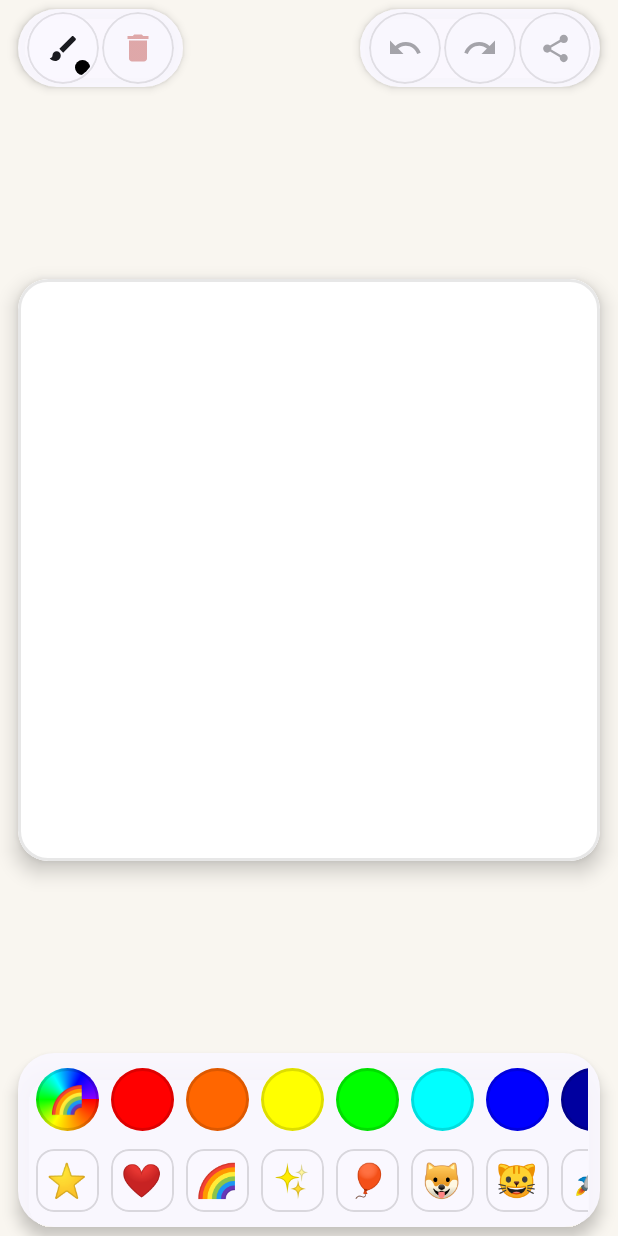
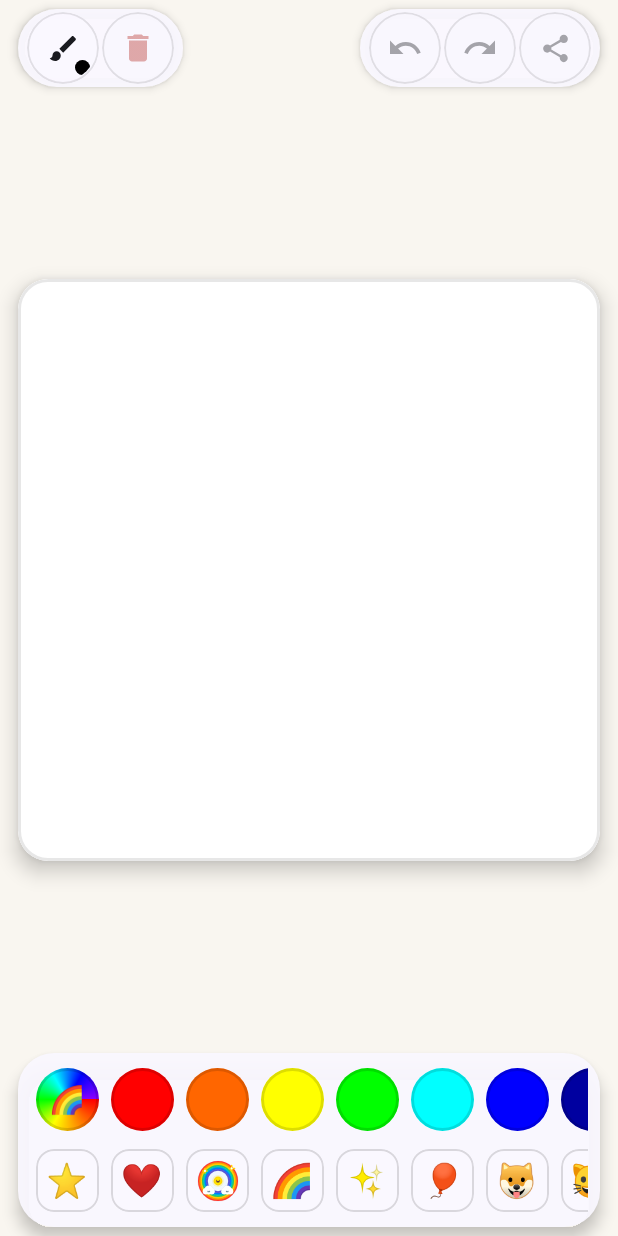
Before and after one commit to mauicoder/kidsboard, an Android app built with Jetpack Compose: the screen it shows after launch (MainActivity), on a phone screen of 412 x 824 dp. Run offline under Robolectric (Android 15) with nearby library versions, the phone set to English and light mode, and no system bars.

Commit message:
feat: Add full 360-degree rainbow sticker with smiling sun and puffy clouds

```diff
--- a/app/src/main/java/net/maui/kidsboard/model/Stamp.kt
+++ b/app/src/main/java/net/maui/kidsboard/model/Stamp.kt
@@ -9,10 +9,12 @@ data class StampCategory(
 )
 
 object StampRepository {
+    const val FULL_RAINBOW: String = "FULL_RAINBOW"
+
     val categories: List<StampCategory> = listOf(
         StampCategory(
             title = "Favorites ⭐",
-            stamps = listOf("⭐", "❤️", "🌈", "✨", "🎈", "👑")
+            stamps = listOf("⭐", "❤️", FULL_RAINBOW, "🌈", "✨", "🎈", "👑")
         ),
         StampCategory(
             title = "Animals 🐾",
@@ -20,7 +22,7 @@ object StampRepository {
         ),
         StampCategory(
             title = "Fun & Treats 🍦",
-            stamps = listOf("🌸", "☀️", "🌙", "🍀", "🦋", "🍦", "🍕", "🍎")
+            stamps = listOf(FULL_RAINBOW, "🌸", "☀️", "🌙", "🍀", "🦋", "🍦", "🍕", "🍎")
         ),
         StampCategory(
             title = "Vehicles & Art 🚀",
--- /dev/null
+++ b/app/src/main/java/net/maui/kidsboard/ui/components/FullRainbowSticker.kt
@@ -0,0 +1,311 @@
+package net.maui.kidsboard.ui.components
+
+import android.graphics.Canvas as AndroidCanvas
+import android.graphics.Color as AndroidColor
+import android.graphics.Paint as AndroidPaint
+import android.graphics.RectF
+import androidx.compose.foundation.Canvas
+import androidx.compose.foundation.layout.size
+import androidx.compose.runtime.Composable
+import androidx.compose.ui.Modifier
+import androidx.compose.ui.geometry.Offset
+import androidx.compose.ui.geometry.Size
+import androidx.compose.ui.graphics.Color
+import androidx.compose.ui.graphics.StrokeCap
+import androidx.compose.ui.graphics.drawscope.DrawScope
+import androidx.compose.ui.graphics.drawscope.Stroke
+import androidx.compose.ui.unit.dp
+
+/**
+ * High-quality, kid-friendly Full 360° Circular Rainbow Sticker with a cheerful smiling sun,
+ * fluffy clouds, and twinkling magical sparkle stars.
+ */
+object FullRainbowStickerRenderer {
+
+    val RainbowColors = listOf(
+        Color(0xFFFF3B30), // Red
+        Color(0xFFFF9500), // Orange
+        Color(0xFFFFCC00), // Yellow
+        Color(0xFF34C759), // Green
+        Color(0xFF00C7BE), // Cyan
+        Color(0xFF007AFF), // Blue
+        Color(0xFF5856D6)  // Violet
+    )
+
+    val AndroidRainbowColors = intArrayOf(
+        0xFFFF3B30.toInt(),
+        0xFFFF9500.toInt(),
+        0xFFFFCC00.toInt(),
+        0xFF34C759.toInt(),
+        0xFF00C7BE.toInt(),
+        0xFF007AFF.toInt(),
+        0xFF5856D6.toInt()
+    )
+
+    fun DrawScope.drawFullRainbow(center: Offset, size: Float) {
+        val radius = size / 2f
+        val bandWidth = (radius * 0.44f) / 7f
+
+        // 1. Soft sticker backdrop / outer glow
+        drawCircle(
+            color = Color(0x10000000),
+            radius = radius * 0.98f,
+            center = center
+        )
+
+        // 2. Soft sky-blue center
+        val innerRadius = radius * 0.50f
+        drawCircle(
+            color = Color(0xFFF0F8FF),
+            radius = innerRadius,
+            center = center
+        )
+
+        // 3. Complete 360° Rainbow Bands (Concentric circles)
+        val outerR = radius * 0.94f
+        for (i in RainbowColors.indices) {
+            val r = outerR - (i * bandWidth) - (bandWidth / 2f)
+            drawCircle(
+                color = RainbowColors[i],
+                radius = r,
+                center = center,
+                style = Stroke(width = bandWidth + 0.6f)
+            )
+        }
+
+        // 4. Cheerful Golden Sun in the center
+        val sunRadius = innerRadius * 0.42f
+        drawCircle(
+            color = Color(0x33FFD700),
+            radius = sunRadius * 1.35f,
+            center = center
+        )
+        drawCircle(
+            color = Color(0xFFFFD700),
+            radius = sunRadius,
+            center = center
+        )
+        drawCircle(
+            color = Color(0xFFFFE600),
+            radius = sunRadius * 0.72f,
+            center = center
+        )
+
+        // Sun Eyes
+        val eyeRadius = radius * 0.024f
+        val eyeOffsetY = radius * 0.035f
+        val eyeOffsetX = radius * 0.065f
+        val eyeColor = Color(0xFF5D4037)
+        drawCircle(eyeColor, eyeRadius, Offset(center.x - eyeOffsetX, center.y - eyeOffsetY))
+        drawCircle(eyeColor, eyeRadius, Offset(center.x + eyeOffsetX, center.y - eyeOffsetY))
+
+        // Sun Smile
+        val mouthWidth = radius * 0.09f
+        val mouthHeight = radius * 0.05f
+        drawArc(
+            color = eyeColor,
+            startAngle = 10f,
+            sweepAngle = 160f,
+            useCenter = false,
+            topLeft = Offset(center.x - mouthWidth / 2f, center.y - radius * 0.01f),
+            size = Size(mouthWidth, mouthHeight),
+            style = Stroke(width = maxOf(1.5f, radius * 0.02f), cap = StrokeCap.Round)
+        )
+
+        // Sun Rosy Cheeks
+        val cheekRadius = radius * 0.025f
+        val cheekColor = Color(0x66FF4081)
+        drawCircle(cheekColor, cheekRadius, Offset(center.x - eyeOffsetX - eyeRadius * 1.2f, center.y))
+        drawCircle(cheekColor, cheekRadius, Offset(center.x + eyeOffsetX + eyeRadius * 1.2f, center.y))
+
+        // 5. Fluffy Puffy Clouds at the bottom corners
+        fun drawCloud(cloudCenter: Offset) {
+            val r = radius * 0.16f
+            val shadowColor = Color(0x18000000)
+
+            // Cloud base shadow
+            drawCircle(shadowColor, r * 1.05f, Offset(cloudCenter.x - r * 0.85f, cloudCenter.y + r * 0.15f))
+            drawCircle(shadowColor, r * 1.35f, Offset(cloudCenter.x, cloudCenter.y - r * 0.35f))
+            drawCircle(shadowColor, r * 1.05f, Offset(cloudCenter.x + r * 0.85f, cloudCenter.y + r * 0.15f))
+
+            // White cloud puffs
+            drawCircle(Color.White, r * 0.95f, Offset(cloudCenter.x - r * 0.85f, cloudCenter.y + r * 0.05f))
+            drawCircle(Color.White, r * 1.30f, Offset(cloudCenter.x, cloudCenter.y - r * 0.38f))
+            drawCircle(Color.White, r * 0.95f, Offset(cloudCenter.x + r * 0.85f, cloudCenter.y + r * 0.05f))
+            drawCircle(Color.White, r * 0.85f, Offset(cloudCenter.x, cloudCenter.y + r * 0.15f))
+
+            // Cloud happy smile
+            val cMouthW = r * 0.5f
+            val cMouthH = r * 0.35f
+            drawArc(
+                color = Color(0xFF78909C),
+                startAngle = 10f,
+                sweepAngle = 160f,
+                useCenter = false,
+                topLeft = Offset(cloudCenter.x - cMouthW / 2f, cloudCenter.y - r * 0.15f),
+                size = Size(cMouthW, cMouthH),
+                style = Stroke(width = maxOf(1.2f, radius * 0.018f), cap = StrokeCap.Round)
+            )
+        }
+
+        drawCloud(Offset(center.x - radius * 0.44f, center.y + radius * 0.48f))
+        drawCloud(Offset(center.x + radius * 0.44f, center.y + radius * 0.48f))
+
+        // 6. Magical sparkle stars
+        fun drawSparkle(sparkleCenter: Offset, sparkleSize: Float) {
+            val sparkleColor = Color(0xFFFFD700)
+            val strokeW = maxOf(1.5f, sparkleSize * 0.22f)
+            drawLine(
+                color = sparkleColor,
+                start = Offset(sparkleCenter.x - sparkleSize, sparkleCenter.y),
+                end = Offset(sparkleCenter.x + sparkleSize, sparkleCenter.y),
+                strokeWidth = strokeW,
+                cap = StrokeCap.Round
+            )
+            drawLine(
+                color = sparkleColor,
+                start = Offset(sparkleCenter.x, sparkleCenter.y - sparkleSize),
+                end = Offset(sparkleCenter.x, sparkleCenter.y + sparkleSize),
+                strokeWidth = strokeW,
+                cap = StrokeCap.Round
+            )
+            // Tiny sparkle core
+            drawCircle(Color.White, strokeW * 0.7f, sparkleCenter)
+        }
+
+        drawSparkle(Offset(center.x + radius * 0.65f, center.y - radius * 0.60f), radius * 0.14f)
+        drawSparkle(Offset(center.x - radius * 0.62f, center.y - radius * 0.48f), radius * 0.10f)
+    }
+
+    fun drawFullRainbowToCanvas(canvas: AndroidCanvas, cx: Float, cy: Float, size: Float) {
+        val radius = size / 2f
+        val bandWidth = (radius * 0.44f) / 7f
+
+        val fillPaint = AndroidPaint().apply {
+            isAntiAlias = true
+            style = AndroidPaint.Style.FILL
+        }
+
+        val strokePaint = AndroidPaint().apply {
+            isAntiAlias = true
+            style = AndroidPaint.Style.STROKE
+            strokeCap = AndroidPaint.Cap.ROUND
+        }
+
+        // 1. Outer backdrop shadow
+        fillPaint.color = 0x10000000
+        canvas.drawCircle(cx, cy, radius * 0.98f, fillPaint)
+
+        // 2. Soft sky-blue center
+        val innerRadius = radius * 0.50f
+        fillPaint.color = 0xFFF0F8FF.toInt()
+        canvas.drawCircle(cx, cy, innerRadius, fillPaint)
+
+        // 3. Complete 360° Rainbow Bands
+        val outerR = radius * 0.94f
+        strokePaint.strokeWidth = bandWidth + 0.6f
+        for (i in AndroidRainbowColors.indices) {
+            val r = outerR - (i * bandWidth) - (bandWidth / 2f)
+            strokePaint.color = AndroidRainbowColors[i]
+            canvas.drawCircle(cx, cy, r, strokePaint)
+        }
+
+        // 4. Cheerful Golden Sun in the center
+        val sunRadius = innerRadius * 0.42f
+        fillPaint.color = 0x33FFD700
+        canvas.drawCircle(cx, cy, sunRadius * 1.35f, fillPaint)
+        fillPaint.color = 0xFFFFD700.toInt()
+        canvas.drawCircle(cx, cy, sunRadius, fillPaint)
+        fillPaint.color = 0xFFFFE600.toInt()
+        canvas.drawCircle(cx, cy, sunRadius * 0.72f, fillPaint)
+
+        // Sun Eyes
+        val eyeRadius = radius * 0.024f
+        val eyeOffsetY = radius * 0.035f
+        val eyeOffsetX = radius * 0.065f
+        fillPaint.color = 0xFF5D4037.toInt()
+        canvas.drawCircle(cx - eyeOffsetX, cy - eyeOffsetY, eyeRadius, fillPaint)
+        canvas.drawCircle(cx + eyeOffsetX, cy - eyeOffsetY, eyeRadius, fillPaint)
+
+        // Sun Smile
+        val mouthWidth = radius * 0.09f
+        val mouthHeight = radius * 0.05f
+        val mouthRect = RectF(
+            cx - mouthWidth / 2f,
+            cy - radius * 0.01f,
+            cx + mouthWidth / 2f,
+            cy - radius * 0.01f + mouthHeight
+        )
+        strokePaint.color = 0xFF5D4037.toInt()
+        strokePaint.strokeWidth = maxOf(1.5f, radius * 0.02f)
+        canvas.drawArc(mouthRect, 10f, 160f, false, strokePaint)
+
+        // Sun Rosy Cheeks
+        val cheekRadius = radius * 0.025f
+        fillPaint.color = 0x66FF4081.toInt()
+        canvas.drawCircle(cx - eyeOffsetX - eyeRadius * 1.2f, cy, cheekRadius, fillPaint)
+        canvas.drawCircle(cx + eyeOffsetX + eyeRadius * 1.2f, cy, cheekRadius, fillPaint)
+
+        // 5. Fluffy Puffy Clouds
+        fun drawCloudToCanvas(cloudX: Float, cloudY: Float) {
+            val r = radius * 0.16f
+
+            // Shadow
+            fillPaint.color = 0x18000000
+            canvas.drawCircle(cloudX - r * 0.85f, cloudY + r * 0.15f, r * 1.05f, fillPaint)
+            canvas.drawCircle(cloudX, cloudY - r * 0.35f, r * 1.35f, fillPaint)
+            canvas.drawCircle(cloudX + r * 0.85f, cloudY + r * 0.15f, r * 1.05f, fillPaint)
+
+            // White puffs
+            fillPaint.color = AndroidColor.WHITE
+            canvas.drawCircle(cloudX - r * 0.85f, cloudY + r * 0.05f, r * 0.95f, fillPaint)
+            canvas.drawCircle(cloudX, cloudY - r * 0.38f, r * 1.30f, fillPaint)
+            canvas.drawCircle(cloudX + r * 0.85f, cloudY + r * 0.05f, r * 0.95f, fillPaint)
+            canvas.drawCircle(cloudX, cloudY + r * 0.15f, r * 0.85f, fillPaint)
+
+            // Smile
+            val cMouthW = r * 0.5f
+            val cMouthH = r * 0.35f
+            val cMouthRect = RectF(
+                cloudX - cMouthW / 2f,
+                cloudY - r * 0.15f,
+                cloudX + cMouthW / 2f,
+                cloudY - r * 0.15f + cMouthH
+            )
+            strokePaint.color = 0xFF78909C.toInt()
+            strokePaint.strokeWidth = maxOf(1.2f, radius * 0.018f)
+            canvas.drawArc(cMouthRect, 10f, 160f, false, strokePaint)
+        }
+
+        drawCloudToCanvas(cx - radius * 0.44f, cy + radius * 0.48f)
+        drawCloudToCanvas(cx + radius * 0.44f, cy + radius * 0.48f)
+
+        // 6. Sparkle Stars
+        fun drawSparkleToCanvas(spX: Float, spY: Float, spSize: Float) {
+            strokePaint.color = 0xFFFFD700.toInt()
+            val strokeW = maxOf(1.5f, spSize * 0.22f)
+            strokePaint.strokeWidth = strokeW
+            canvas.drawLine(spX - spSize, spY, spX + spSize, spY, strokePaint)
+            canvas.drawLine(spX, spY - spSize, spX, spY + spSize, strokePaint)
+
+            fillPaint.color = AndroidColor.WHITE
+            canvas.drawCircle(spX, spY, strokeW * 0.7f, fillPaint)
+        }
+
+        drawSparkleToCanvas(cx + radius * 0.65f, cy - radius * 0.60f, radius * 0.14f)
+        drawSparkleToCanvas(cx - radius * 0.62f, cy - radius * 0.48f, radius * 0.10f)
+    }
+}
+
+@Composable
+fun FullRainbowStickerIcon(
+    modifier: Modifier = Modifier
+) {
+    Canvas(modifier = modifier) {
+        val sizeMin = minOf(size.width, size.height)
+        val centerOffset = Offset(size.width / 2f, size.height / 2f)
+        with(FullRainbowStickerRenderer) {
+            drawFullRainbow(centerOffset, sizeMin)
+        }
+    }
+}
--- a/app/src/main/java/net/maui/kidsboard/ui/components/QuickToolTrays.kt
+++ b/app/src/main/java/net/maui/kidsboard/ui/components/QuickToolTrays.kt
@@ -40,12 +40,13 @@ import androidx.compose.ui.unit.dp
 import androidx.compose.ui.unit.sp
 import net.maui.kidsboard.model.ColorPalette
 import net.maui.kidsboard.model.PaletteColor
+import net.maui.kidsboard.model.StampRepository
 
 val WarmDeskBackground = Color(0xFFF9F6F0)
 val WarmDeskSurface = Color(0xFFF2ECE1)
 val WarmDeskBorder = Color(0x18000000)
 
-val QuickStampsList = listOf("⭐", "❤️", "🌈", "✨", "🎈", "🐶", "🐱", "🚀", "🍦", "🌸")
+val QuickStampsList = listOf("⭐", "❤️", StampRepository.FULL_RAINBOW, "🌈", "✨", "🎈", "🐶", "🐱", "🚀", "🍦", "🌸")
 
 @Composable
 fun QuickColorSwatch(
@@ -238,13 +239,20 @@ fun QuickStickerChip(
             .clip(RoundedCornerShape(12.dp))
             .background(background)
             .border(borderStroke, RoundedCornerShape(12.dp))
-            .clickable(onClick = onClick),
+            .clickable(onClick = onClick)
+            .semantics {
+                contentDescription = if (emoji == StampRepository.FULL_RAINBOW) "Full Rainbow stamp" else "$emoji stamp"
+            },
         contentAlignment = Alignment.Center
     ) {
-        Text(
-            text = emoji,
-            fontSize = 22.sp
-        )
+        if (emoji == StampRepository.FULL_RAINBOW) {
+            FullRainbowStickerIcon(modifier = Modifier.size(28.dp))
+        } else {
+            Text(
+                text = emoji,
+                fontSize = 22.sp
+            )
+        }
     }
 }
 
```
Also changed, not shown: app/src/main/java/net/maui/kidsboard/ui/components/DrawingCanvas.kt (+11 -4 lines), app/src/main/java/net/maui/kidsboard/ui/components/StampPickerDialog.kt (+8 -4 lines), app/src/main/java/net/maui/kidsboard/util/DrawingExporter.kt (+14 -3 lines), 1 other file.
